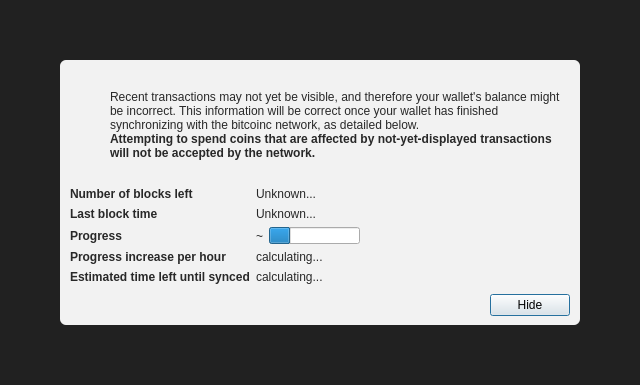
First picture: the form in src/qt/forms/modaloverlay.ui, repository Bitcoin-Confidential/BitcoinC-Core, before the edit.
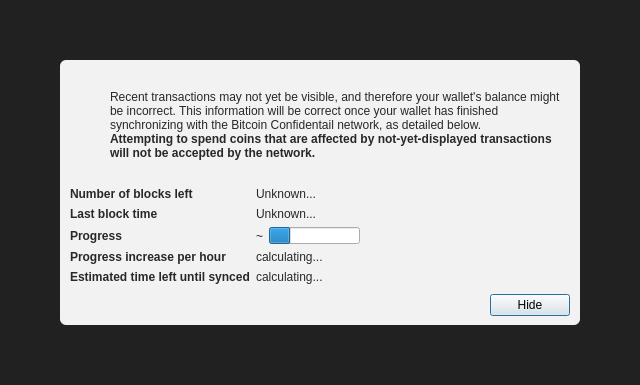
Second picture: the form after the edit. Icons and pictures are not drawn. Custom widgets are drawn as their Qt base class.

The edit to the form file:
```diff
--- a/src/qt/forms/modaloverlay.ui
+++ b/src/qt/forms/modaloverlay.ui
@@ -130,7 +130,7 @@
              <item>
               <widget class="QLabel" name="infoText">
                <property name="text">
-                <string>Recent transactions may not yet be visible, and therefore your wallet's balance might be incorrect. This information will be correct once your wallet has finished synchronizing with the bitcoinc network, as detailed below.</string>
+                <string>Recent transactions may not yet be visible, and therefore your wallet's balance might be incorrect. This information will be correct once your wallet has finished synchronizing with the Bitcoin Confidentail network, as detailed below.</string>
                </property>
                <property name="textFormat">
                 <enum>Qt::RichText</enum>
```
